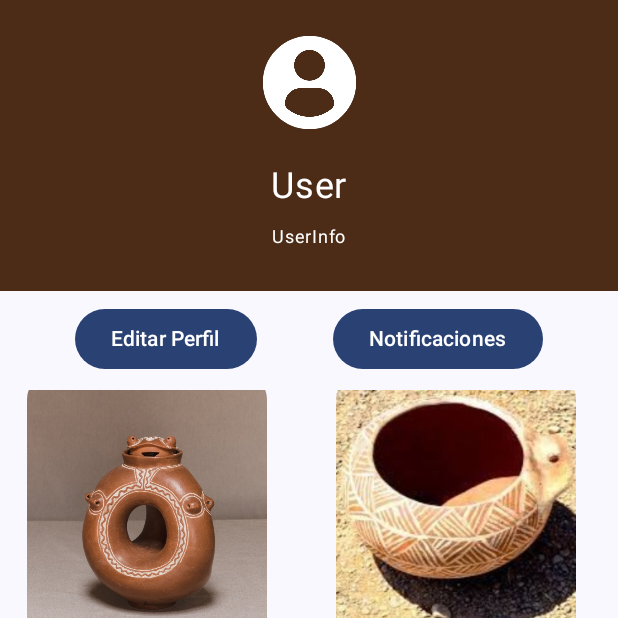
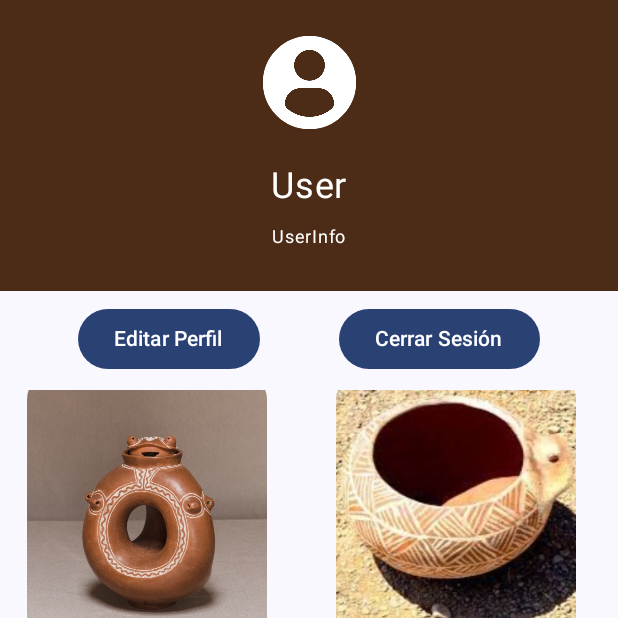
Before and after one commit to RaulCruzOrtega/Proyecto_PAMN-App_Artesania, an Android app built with Jetpack Compose: the CraftsmanProfileScreen screen opened through its navigation route, on a phone screen of 412 x 824 dp, the top half of it. Run offline under Robolectric (Android 15) with nearby library versions, the phone set to English and light mode, and no system bars; our stand-ins replace Firebase (no records; nobody signed in at launch, a user with empty details on screens opened directly), livedata-compose; 2 statements that could not run were skipped.

Commit message:
Solucion carga a media

```diff
--- a/app/src/main/java/com/example/app_artesania/MainActivity.kt
+++ b/app/src/main/java/com/example/app_artesania/MainActivity.kt
@@ -5,6 +5,7 @@ import android.os.Bundle
 import android.util.Log
 import androidx.activity.ComponentActivity
 import androidx.activity.compose.setContent
+import androidx.activity.viewModels
 import androidx.compose.foundation.layout.fillMaxSize
 import androidx.compose.material3.MaterialTheme
 import androidx.compose.material3.Surface
@@ -12,12 +13,15 @@ import androidx.compose.material3.Text
 import androidx.compose.runtime.Composable
 import androidx.compose.ui.Modifier
 import androidx.compose.ui.tooling.preview.Preview
+import androidx.lifecycle.viewmodel.compose.viewModel
 import com.example.app_artesania.navigation.AppNavigation
+import com.example.app_artesania.ui.home.HomeViewModel
 import com.example.app_artesania.ui.theme.App_ArtesaniaTheme
 import com.google.firebase.Firebase
 import com.google.firebase.firestore.firestore
 
 class MainActivity : ComponentActivity() {
+
     override fun onCreate(savedInstanceState: Bundle?) {
         super.onCreate(savedInstanceState)
         setContent {
@@ -27,6 +31,7 @@ class MainActivity : ComponentActivity() {
                     modifier = Modifier.fillMaxSize(),
                     color = MaterialTheme.colorScheme.background
                 ) {
+                    Log.d("INICIANDO", "Está INICIANDO LA COSA")
                     AppNavigation()
                 }
             }
@@ -34,11 +39,10 @@ class MainActivity : ComponentActivity() {
     }
 }
 
-
 @Preview(showBackground = true)
 @Composable
 fun GreetingPreview() {
     App_ArtesaniaTheme {
-        AppNavigation()
+
     }
 }
--- a/app/src/main/java/com/example/app_artesania/data/DataBaseService.kt
+++ b/app/src/main/java/com/example/app_artesania/data/DataBaseService.kt
@@ -66,5 +66,6 @@ suspend fun getCraftsmans(): ArrayList<User> {
             craftsmansList.add(user)
         }
     }
+    println("SE HA EJECUTADO")
     return craftsmansList
 }
--- a/app/src/main/java/com/example/app_artesania/navigation/AppNavigation.kt
+++ b/app/src/main/java/com/example/app_artesania/navigation/AppNavigation.kt
@@ -30,6 +30,7 @@ fun AppNavigation() {
             RegisterScreen(RegisterViewModel(), navControler)
         }
         composable(route = AppScreens.HomeScreen.route){
+            println("Redirigiendo a HOME")
             HomeScreen(HomeViewModel(), navControler)
         }
         composable(route = AppScreens.CraftsmanProfileScreen.route){
--- a/app/src/main/java/com/example/app_artesania/ui/craftsmanProfile/CraftsmanProfileScreen.kt
+++ b/app/src/main/java/com/example/app_artesania/ui/craftsmanProfile/CraftsmanProfileScreen.kt
@@ -31,6 +31,7 @@ import androidx.compose.ui.res.painterResource
 import androidx.compose.ui.tooling.preview.Preview
 import androidx.compose.ui.unit.dp
 import androidx.compose.ui.unit.sp
+import androidx.lifecycle.viewmodel.compose.viewModel
 import androidx.navigation.NavController
 import androidx.navigation.compose.rememberNavController
 import com.example.app_artesania.R
@@ -60,7 +61,7 @@ fun CraftsmanProfileScreen(viewModel: CraftsmanProfileViewModel, navController:
             item(span = { GridItemSpan(2) }) {
                 Spacer(modifier = Modifier.padding(4.dp))
             }
-            item(span = { GridItemSpan(2) }) { Tabs() }
+            item(span = { GridItemSpan(2) }) { Tabs(viewModel, navController) }
             for (product in products) {
                 item(span = { GridItemSpan(1) }) { ProductSmallViewTemplate(product, 180, navController) }
             }
@@ -102,7 +103,7 @@ private fun ProfileHead(){
 }
 
 @Composable
-private fun Tabs() {
+private fun Tabs(viewModel: CraftsmanProfileViewModel, navController: NavController) {
     Row (
         modifier = Modifier.fillMaxWidth(),
         horizontalArrangement = Arrangement.SpaceEvenly
@@ -110,8 +111,8 @@ private fun Tabs() {
         Button(onClick = { /*TODO*/ }) {
             Text(text = "Editar Perfil")
         }
-        Button(onClick = { /*TODO*/ }) {
-            Text(text = "Notificaciones")
+        Button(onClick = { viewModel.cerrarSesión(navController) }) {
+            Text(text = "Cerrar Sesión")
         }
     }
     Spacer(modifier = Modifier.padding(8.dp))
```
Also changed, not shown: app/src/main/java/com/example/app_artesania/model/User.kt (+8 -0 lines), app/src/main/java/com/example/app_artesania/ui/craftsmanProfile/CraftsmanProfileViewModel.kt (+9 -0 lines), app/src/main/java/com/example/app_artesania/ui/home/HomeScreen.kt (+13 -1 lines), app/src/main/java/com/example/app_artesania/ui/home/HomeViewModel.kt (+7 -1 lines), app/src/main/java/com/example/app_artesania/ui/login/LoginViewModel.kt (+6 -3 lines).
